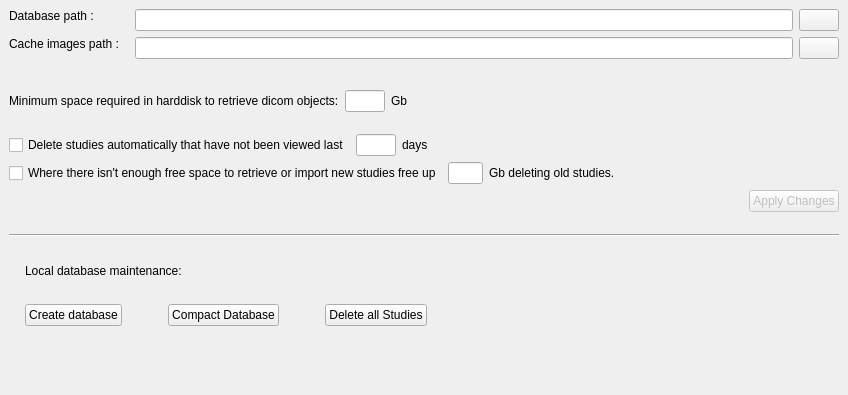
Above: starviewer/src/inputoutput/qlocaldatabaseconfigurationscreenbase.ui from starviewer-medical/starviewer before the change. Below: the same form after it.
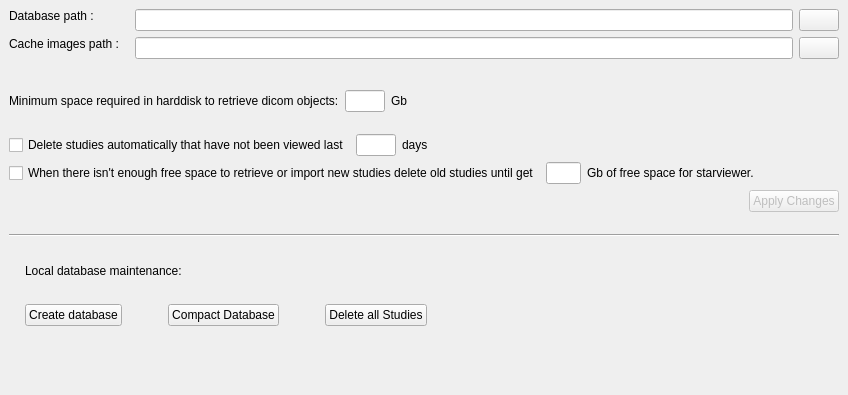
That is the form after the change. Icons and pictures are not drawn.

Commit message: ENH:Es controla que el valor dels textbox de la qlocaldatabaseconfigurationscreenbase.ui siguin correctes

The edit to the form file:
```diff
--- a/starviewer/src/inputoutput/qlocaldatabaseconfigurationscreenbase.ui
+++ b/starviewer/src/inputoutput/qlocaldatabaseconfigurationscreenbase.ui
@@ -413,7 +413,7 @@
      <item>
       <widget class="QCheckBox" name="m_checkBoxDeleteStudiesIfNotEnoughFreeSpaceAvailable" >
        <property name="text" >
-        <string>Where there isn't enough free space to retrieve or import new studies free up</string>
+        <string>When there isn't enough free space to retrieve or import new studies delete old studies until get</string>
        </property>
       </widget>
      </item>
@@ -436,7 +436,7 @@
      <item>
       <widget class="QLabel" name="label_4" >
        <property name="text" >
-        <string>Gb deleting old studies.</string>
+        <string>Gb of free space for starviewer.</string>
        </property>
       </widget>
      </item>
```
The commit also changes 1 other file.
